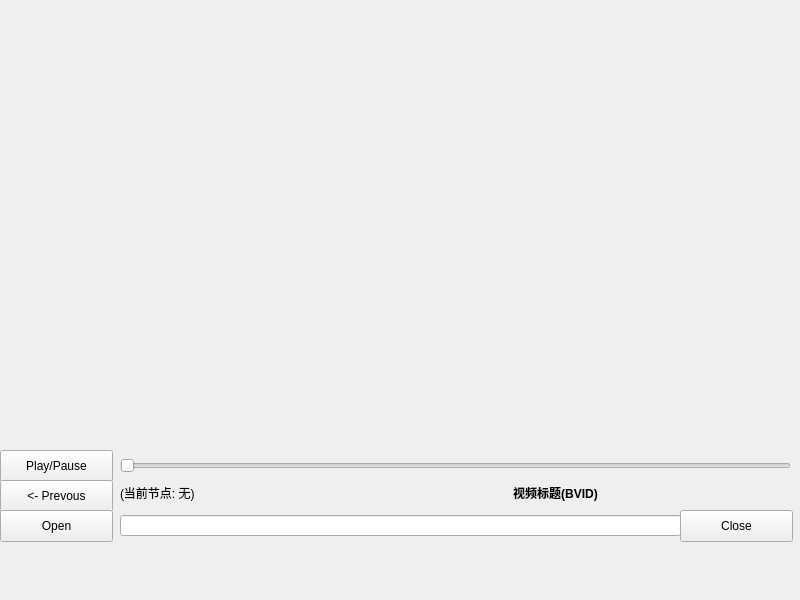
Before: the Qt Designer form MPlayer/mplayer/window.ui in Nemo2011/bilibili-api, drawn with Qt 5.
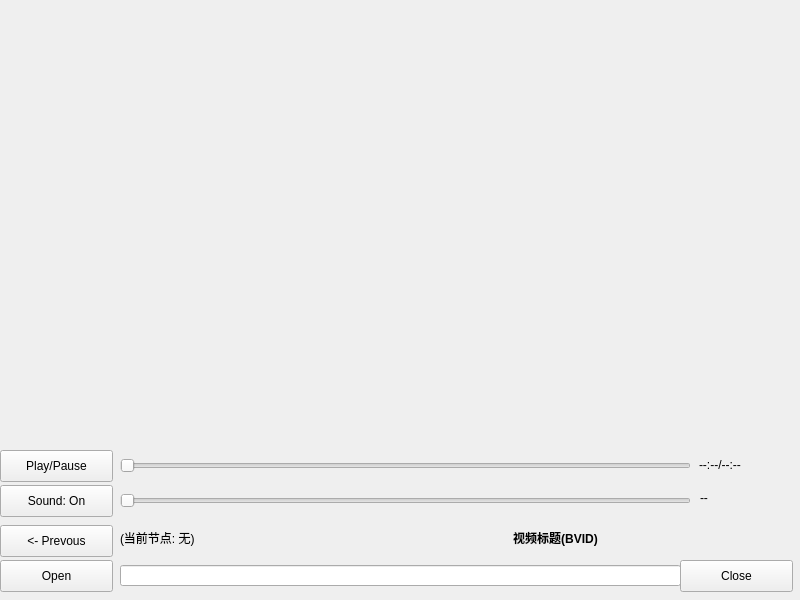
After: the same form once the commit is applied.

What changed in the file:
```diff
--- a/MPlayer/mplayer/window.ui
+++ b/MPlayer/mplayer/window.ui
@@ -52,7 +52,7 @@
     <rect>
      <x>120</x>
      <y>455</y>
-     <width>671</width>
+     <width>571</width>
      <height>22</height>
     </rect>
    </property>
@@ -77,7 +77,7 @@
    <property name="geometry">
     <rect>
      <x>0</x>
-     <y>480</y>
+     <y>525</y>
      <width>113</width>
      <height>32</height>
     </rect>
@@ -90,7 +90,7 @@
    <property name="geometry">
     <rect>
      <x>120</x>
-     <y>485</y>
+     <y>530</y>
      <width>191</width>
      <height>16</height>
     </rect>
@@ -103,7 +103,7 @@
    <property name="geometry">
     <rect>
      <x>320</x>
-     <y>485</y>
+     <y>530</y>
      <width>471</width>
      <height>16</height>
     </rect>
@@ -125,7 +125,7 @@
    <property name="geometry">
     <rect>
      <x>0</x>
-     <y>510</y>
+     <y>560</y>
      <width>113</width>
      <height>32</height>
     </rect>
@@ -141,7 +141,7 @@
    <property name="geometry">
     <rect>
      <x>120</x>
-     <y>515</y>
+     <y>565</y>
      <width>561</width>
      <height>21</height>
     </rect>
@@ -154,7 +154,7 @@
    <property name="geometry">
     <rect>
      <x>680</x>
-     <y>510</y>
+     <y>560</y>
      <width>113</width>
      <height>32</height>
     </rect>
@@ -163,6 +163,58 @@
     <string>Close</string>
    </property>
   </widget>
+  <widget class="QPushButton" name="pushButton_4">
+   <property name="geometry">
+    <rect>
+     <x>0</x>
+     <y>485</y>
+     <width>113</width>
+     <height>32</height>
+    </rect>
+   </property>
+   <property name="text">
+    <string>Sound: On</string>
+   </property>
+  </widget>
+  <widget class="QSlider" name="horizontalSlider">
+   <property name="geometry">
+    <rect>
+     <x>120</x>
+     <y>490</y>
+     <width>571</width>
+     <height>22</height>
+    </rect>
+   </property>
+   <property name="orientation">
+    <enum>Qt::Horizontal</enum>
+   </property>
+  </widget>
+  <widget class="QLabel" name="label">
+   <property name="geometry">
+    <rect>
+     <x>699</x>
+     <y>449</y>
+     <width>81</width>
+     <height>31</height>
+    </rect>
+   </property>
+   <property name="text">
+    <string>--:--/--:--</string>
+   </property>
+  </widget>
+  <widget class="QLabel" name="label_2">
+   <property name="geometry">
+    <rect>
+     <x>700</x>
+     <y>490</y>
+     <width>60</width>
+     <height>16</height>
+    </rect>
+   </property>
+   <property name="text">
+    <string>--</string>
+   </property>
+  </widget>
  </widget>
  <resources/>
  <connections/>
```
